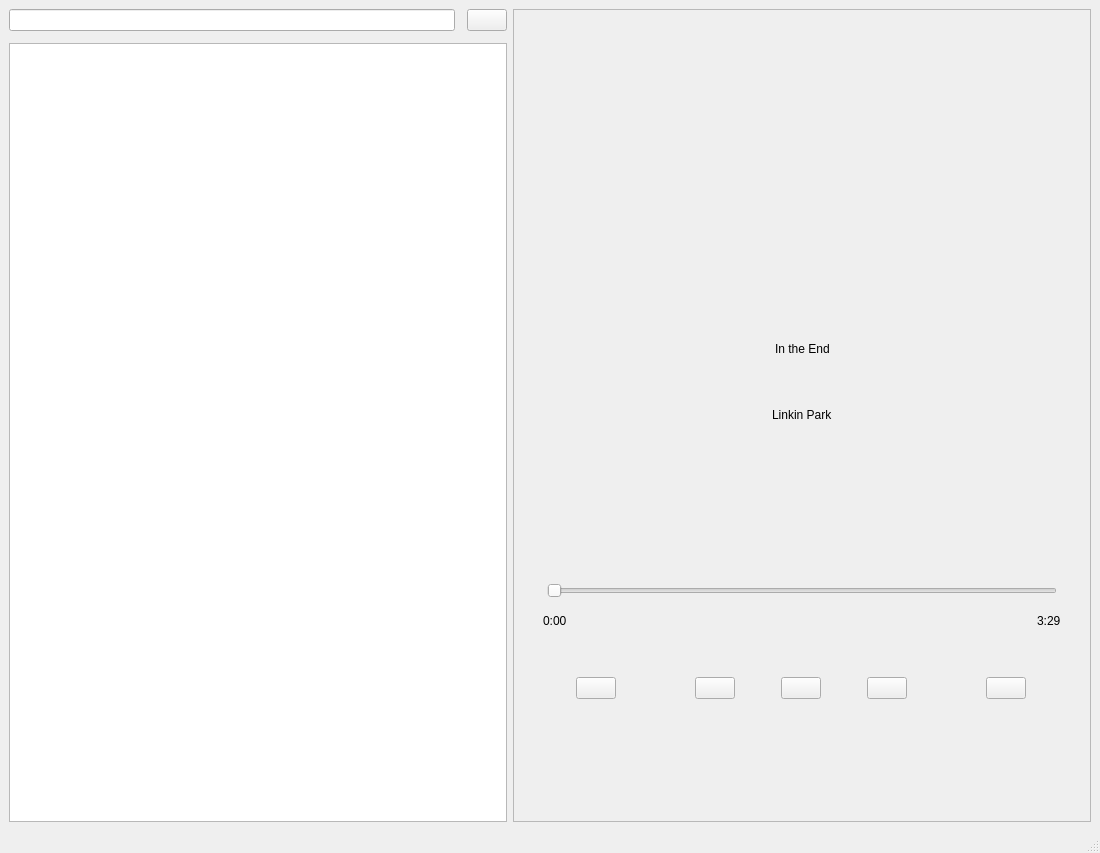
Before: the Qt Designer form mainwindowpleer.ui in ConventionalHuman/Simple_music_player, drawn with Qt 5.
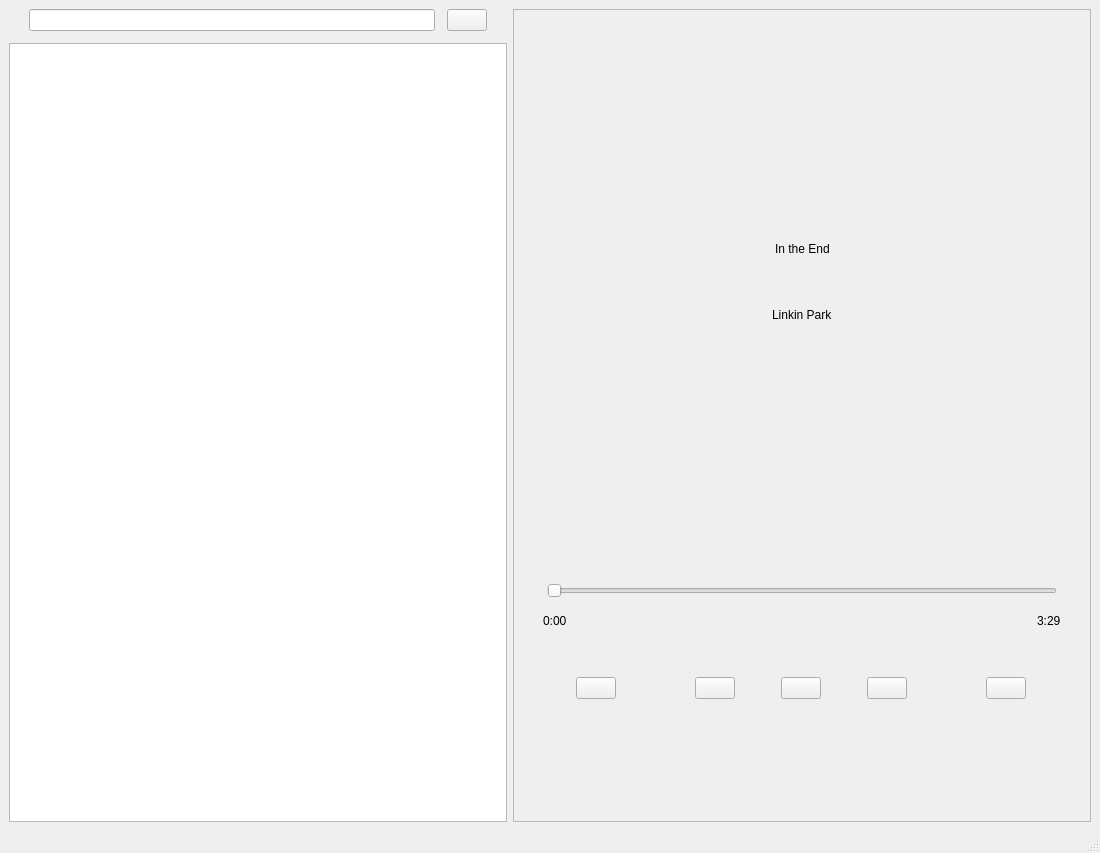
After: the same form once the commit is applied. Icons and pictures are not drawn.

Commit message: Добавил загрузку картинки альбома loadCoverArt()

```diff
--- a/mainwindowpleer.ui
+++ b/mainwindowpleer.ui
@@ -39,6 +39,22 @@
         </property>
         <item>
          <layout class="QHBoxLayout" name="horizontalLayout">
+          <item>
+           <spacer name="horizontalSpacer_3">
+            <property name="orientation">
+             <enum>Qt::Orientation::Horizontal</enum>
+            </property>
+            <property name="sizeType">
+             <enum>QSizePolicy::Policy::Fixed</enum>
+            </property>
+            <property name="sizeHint" stdset="0">
+             <size>
+              <width>20</width>
+              <height>20</height>
+             </size>
+            </property>
+           </spacer>
+          </item>
           <item>
            <widget class="QLineEdit" name="lineEditSearch">
             <property name="autoFillBackground">
@@ -65,6 +81,22 @@
             </property>
            </widget>
           </item>
+          <item>
+           <spacer name="horizontalSpacer_4">
+            <property name="orientation">
+             <enum>Qt::Orientation::Horizontal</enum>
+            </property>
+            <property name="sizeType">
+             <enum>QSizePolicy::Policy::Fixed</enum>
+            </property>
+            <property name="sizeHint" stdset="0">
+             <size>
+              <width>20</width>
+              <height>20</height>
+             </size>
+            </property>
+           </spacer>
+          </item>
          </layout>
         </item>
         <item>
@@ -99,7 +131,7 @@
            <property name="sizeHint" stdset="0">
             <size>
              <width>20</width>
-             <height>320</height>
+             <height>220</height>
             </size>
            </property>
           </spacer>
@@ -214,7 +246,7 @@
              <property name="sizeHint" stdset="0">
               <size>
                <width>20</width>
-               <height>150</height>
+               <height>250</height>
               </size>
              </property>
             </spacer>
```
The commit also changes 2 other files.
